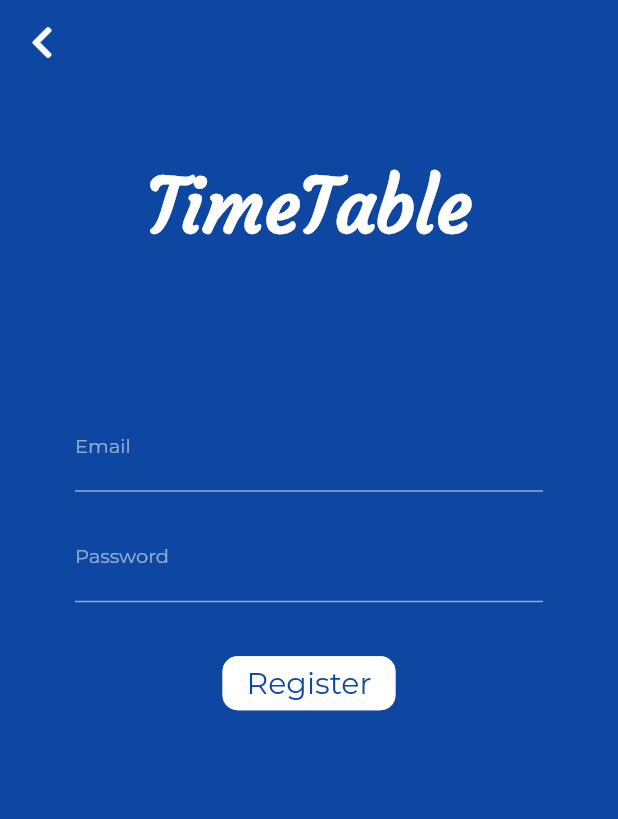
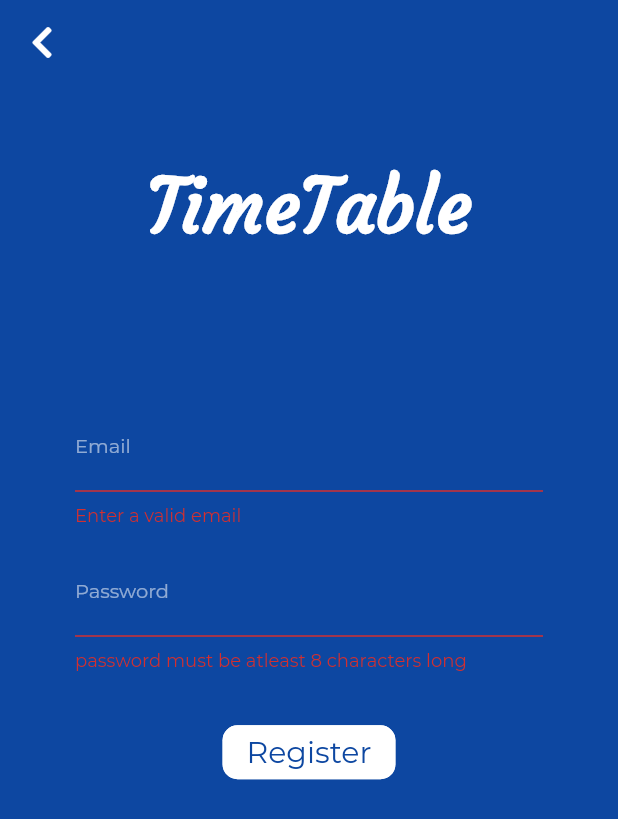
Before and after one commit to mayursamnani36/Timetable, a Flutter app: the Register screen opened by its route, after a tap on "Register", on a phone screen of 412 x 824 dp. Shown: the top 819 px of the screen. Run offline on Flutter 3.47's test engine with Material 2 defaults, Android fonts, the light colour scheme and no system bars; our stand-ins replace firebase_auth, font_awesome_flutter, google_sign_in; accounts and stored records are empty.

Commit message:
login and register logic done

```diff
--- a/lib/screens/authenticate/register.dart
+++ b/lib/screens/authenticate/register.dart
@@ -1,5 +1,7 @@
 import 'package:flutter/material.dart';
+import 'package:flutter/services.dart';
 import 'package:font_awesome_flutter/font_awesome_flutter.dart';
+import 'package:timetable/services/auth.dart';
 
 class Register extends StatefulWidget {
   @override
@@ -7,8 +9,10 @@ class Register extends StatefulWidget {
 }
 
 class _RegisterState extends State<Register> {
-  String email="";
-  String password="";
+  String email='';
+  String password='';
+  String error  = '';
+  final _formKey = GlobalKey<FormState>();
   @override
   Widget build(BuildContext context) {
     return Scaffold(
@@ -25,6 +29,7 @@ class _RegisterState extends State<Register> {
           child: Container(
             padding: EdgeInsets.all(50),
             child: Form(
+              key: _formKey,
               child: Column(
                 mainAxisAlignment: MainAxisAlignment.center,
                 children: <Widget>[
@@ -37,6 +42,7 @@ class _RegisterState extends State<Register> {
                   SizedBox(height: 100,),
 
                   TextFormField(
+                    validator: (val)=> (val.contains('@')&&val.contains('.')) ?  null: 'Enter a valid email',
                     decoration: InputDecoration(
                       enabledBorder: UnderlineInputBorder(borderSide: BorderSide(color: Colors.white54)),
                       focusedBorder: UnderlineInputBorder(borderSide: BorderSide(color: Colors.white)),
@@ -54,6 +60,7 @@ class _RegisterState extends State<Register> {
                   SizedBox(height: 15,),
 
                   TextFormField(
+                    validator: (val) => val.length > 7 ? null : 'password must be atleast 8 characters long'  ,
                     obscureText: true,
                     decoration: InputDecoration(
                       enabledBorder: UnderlineInputBorder(borderSide: BorderSide(color: Colors.white54)),
@@ -74,8 +81,33 @@ class _RegisterState extends State<Register> {
                     color: Colors.white,
                     shape: RoundedRectangleBorder(borderRadius: BorderRadius.circular(10), side: BorderSide(width: 3, color: Colors.white,),),
                     child: Text( "Register" , style: TextStyle(fontSize: 20, color: Colors.blue[900],)),
-                    onPressed: (){print(email); print(password);},
+                    onPressed: ()async{
+                      try{
+                        if(_formKey.currentState.validate()){
+                          dynamic result = AuthService().registerWithEmailAndPassword(email, password);
+                          if(result==null){setState(() {
+                            error = 'Email not valid or already in use';
+                          });}
+                          else{Navigator.pushNamed(context, '/');}
+                        }
+                      }
+                      on PlatformException catch(e){
+                        setState(() {
+                          error = e.toString();
+                        });
+                      }
+                      catch(e){
+                        setState(() {
+                          error = 'Error occured';
+                        });
+                      }
+                    },
                  ),
+                 SizedBox(height: 20),
+                 Text(
+                   error,
+                   style: TextStyle(color: Colors.red, fontSize: 14),
+                 )
               ],
             ),
           ),
--- a/lib/screens/authenticate/sign_in.dart
+++ b/lib/screens/authenticate/sign_in.dart
@@ -1,9 +1,5 @@
-import 'package:firebase_auth/firebase_auth.dart';
 import 'package:flutter/material.dart';
 import 'package:font_awesome_flutter/font_awesome_flutter.dart';
-import 'package:timetable/screens/authenticate/login.dart';
-import 'package:timetable/screens/authenticate/register.dart';
-import 'package:timetable/screens/home/home.dart';
 import 'package:timetable/services/auth.dart';
 import 'package:timetable/services/google_auth.dart';
 
--- a/lib/services/auth.dart
+++ b/lib/services/auth.dart
@@ -14,9 +14,7 @@ class AuthService{
     try{
       AuthResult result = await _auth.createUserWithEmailAndPassword(email: email, password: password);
       FirebaseUser user = result.user;
-      await user.sendEmailVerification();
-      if(user.isEmailVerified){return user;}
-      return null; //here user can be FirebaseUser or null this is checked in the form
+      return user; //here user can be FirebaseUser or null this is checked in the form
     }
     catch(e){
       print(e.toString());
```
Also changed, not shown: lib/screens/authenticate/login.dart (+36 -2 lines).
